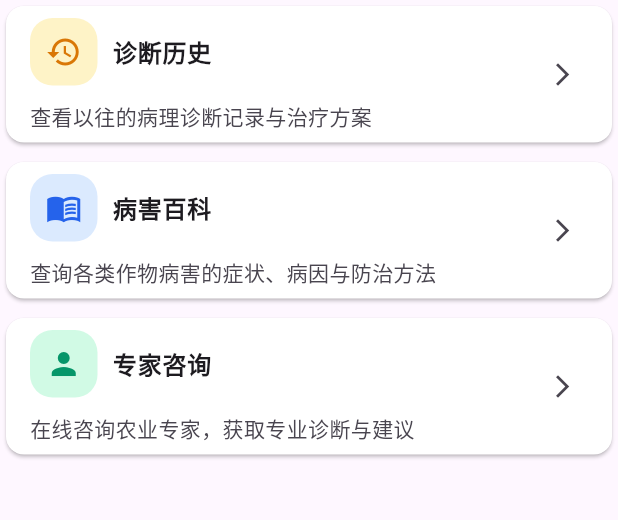
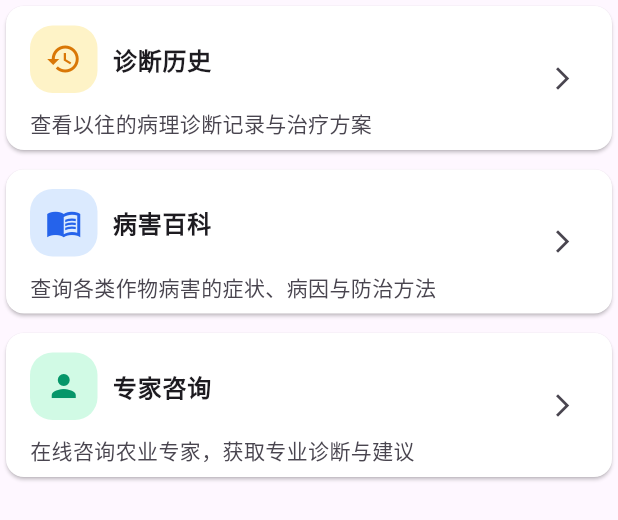
Before and after one commit to 42419/disease_flutter, a Flutter app: the FunctionCards widget shown alone on an empty page, opened directly, on a phone screen of 412 x 824 dp. Shown: the top 520 px of the screen. Run offline on Flutter 3.47's test engine with Material 3 defaults, Android fonts, the phone set to English and light mode, and no system bars; our stand-ins replace dio, image_picker; network calls fail.

Commit message:
feat: 调整首页功能卡片的边距

```diff
--- a/lib/pageViews/main_view.dart
+++ b/lib/pageViews/main_view.dart
@@ -13,6 +13,8 @@ class MainView extends StatefulWidget {
 }
 
 class _MainViewState extends State<MainView> {
+  bool? _hasImageSelected;
+
   @override
   Widget build(BuildContext context) {
     return Scaffold(
--- a/lib/pageViews/widgets/function_cards.dart
+++ b/lib/pageViews/widgets/function_cards.dart
@@ -9,7 +9,6 @@ class FunctionCards extends StatefulWidget {
 }
 
 class _FunctionCardsState extends State<FunctionCards> {
-
   List<Map<String, dynamic>> _getCardsInfo = [
     {
       "icon": Icons.history,
@@ -54,7 +53,10 @@ class _FunctionCardsState extends State<FunctionCards> {
                     ),
                   );
                 },
-                title: Row(
+                title: Column(
+                  children: [
+                    SizedBox(height: 5),
+                    Row(
                       children: [
                         Container(
                           width: 45,
@@ -66,7 +68,12 @@ class _FunctionCardsState extends State<FunctionCards> {
                           child: Icon(item["icon"], color: item["iconColor"]),
                         ),
                         SizedBox(width: 10),
-                    Text(item["title"], style: TextStyle(fontWeight: FontWeight.bold)),
+                        Text(
+                          item["title"],
+                          style: TextStyle(fontWeight: FontWeight.bold),
+                        ),
+                      ],
+                    ),
                   ],
                 ),
                 subtitle: Padding(
@@ -80,7 +87,7 @@ class _FunctionCardsState extends State<FunctionCards> {
             SizedBox(height: 5),
           ],
         );
-      })
+      }),
     );
   }
 }
```
Also changed, not shown: 1 other file. Lines whose indentation alone changed are shown as unchanged.
